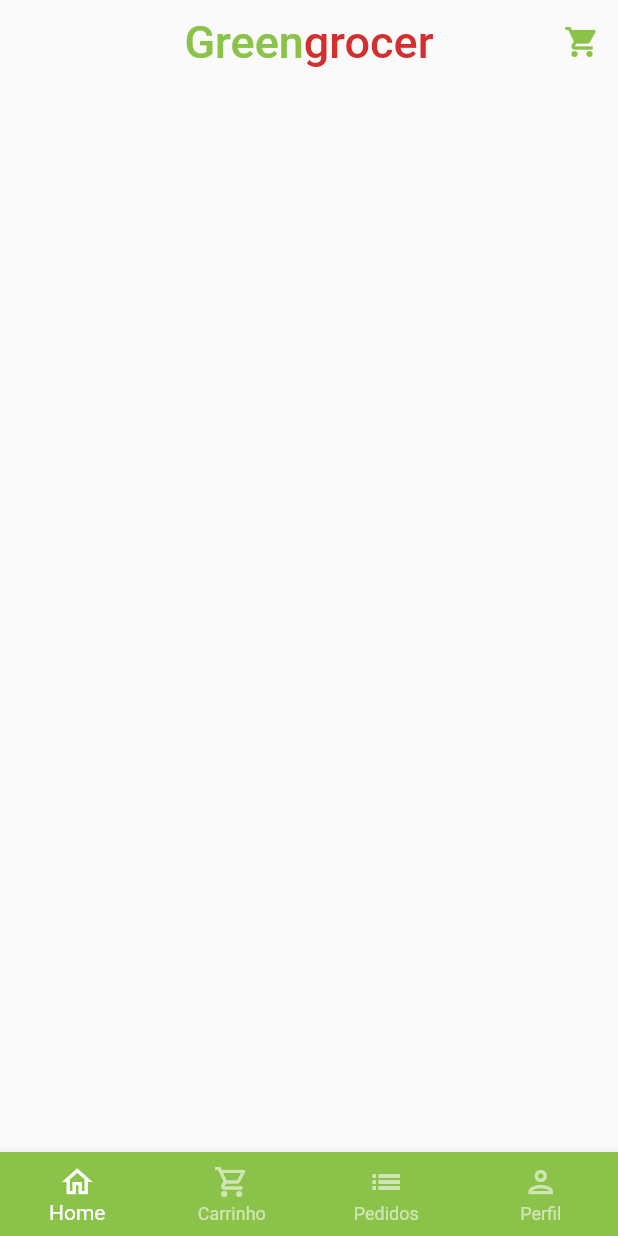
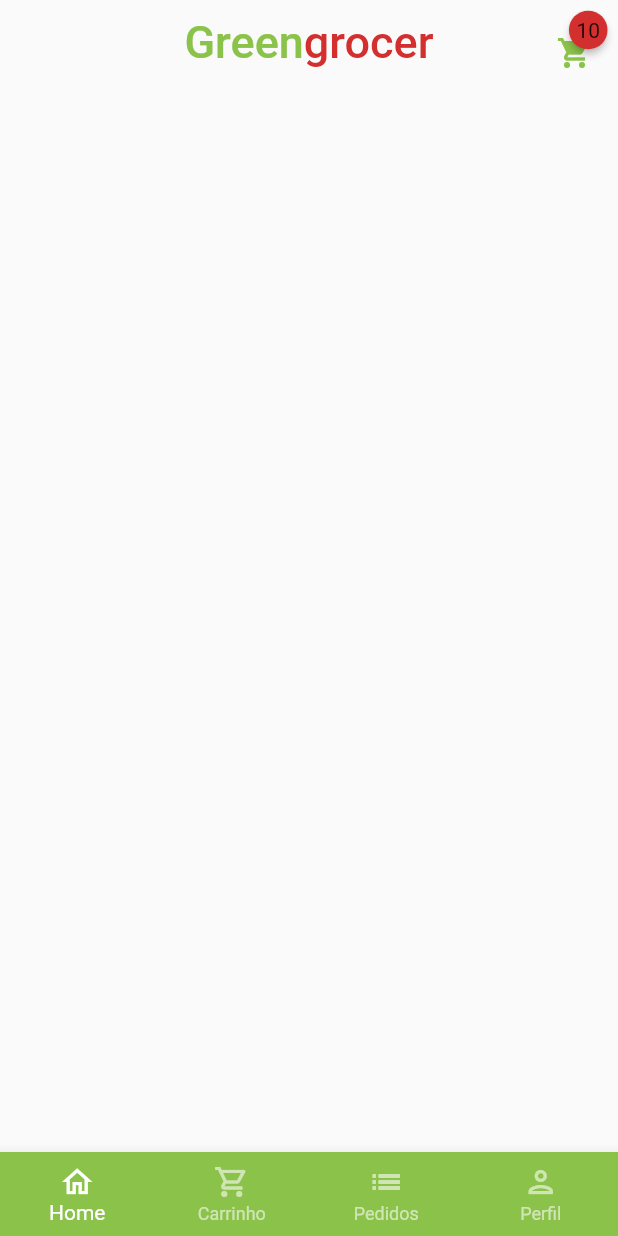
Before and after one commit to diegovilarinho/greengrocerapp, a Flutter app: the screen it shows after launch, after a tap on "Entrar", on a phone screen of 412 x 824 dp. Run offline on Flutter 3.47's test engine with Material 2 defaults, Android fonts, the phone set to English and light mode, and no system bars; drawn by our look-alikes of badges; our stand-ins replace animated_text_kit, mask_text_input_formatter.

Commit message:
appbar with cart icon created

```diff
--- a/lib/src/home/home_tab.dart
+++ b/lib/src/home/home_tab.dart
@@ -1,3 +1,4 @@
+import 'package:badges/badges.dart';
 import 'package:flutter/material.dart';
 import 'package:flutter/src/widgets/container.dart';
 import 'package:flutter/src/widgets/framework.dart';
@@ -34,13 +35,23 @@ class HomeTab extends StatelessWidget {
           ),
         ),
         actions: [
-          IconButton(
-            onPressed: () {
-              print('ICON_CART_FROM_HEADER__CLICKED!');
-            },
-            icon: Icon(
-              Icons.shopping_cart,
-              color: CustomColors.customSwatchColor,
+          Padding(
+            padding: const EdgeInsets.only(
+              top: 15,
+              right: 17,
+            ),
+            child: GestureDetector(
+              onTap: () {
+                print('GO TO CART');
+              },
+              child: Badge(
+                badgeColor: CustomColors.customContrastColor,
+                badgeContent: const Text('10'),
+                child: Icon(
+                  Icons.shopping_cart,
+                  color: CustomColors.customSwatchColor,
+                ),
+              ),
             ),
           )
         ],
--- a/pubspec.yaml
+++ b/pubspec.yaml
@@ -40,6 +40,8 @@ dependencies:
   animated_text_kit: ^4.2.2
 
   mask_text_input_formatter: ^2.4.0
+
+  badges: ^2.0.3
 
 dev_dependencies:
   flutter_test:
```
Also changed, not shown: pubspec.lock.
